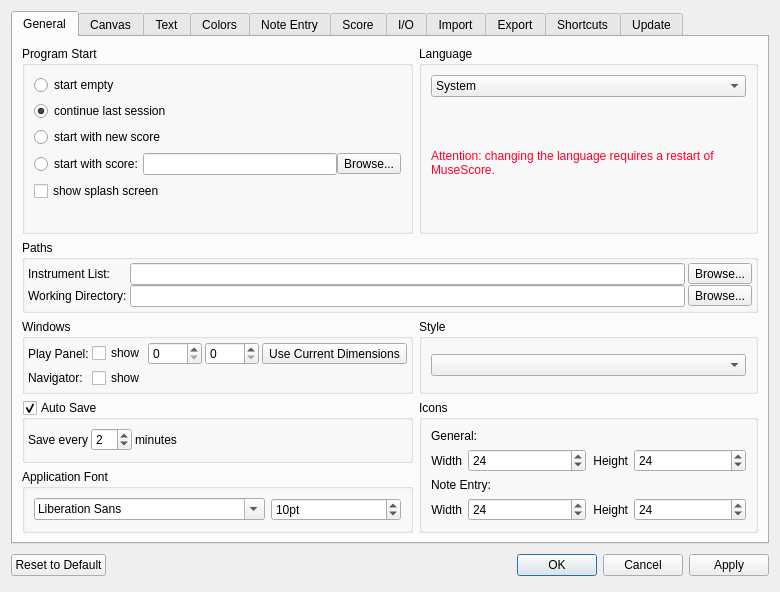
Above: mscore/mscore/prefsdialog.ui from musescore/musescore-old before the change. Below: the same form after it.
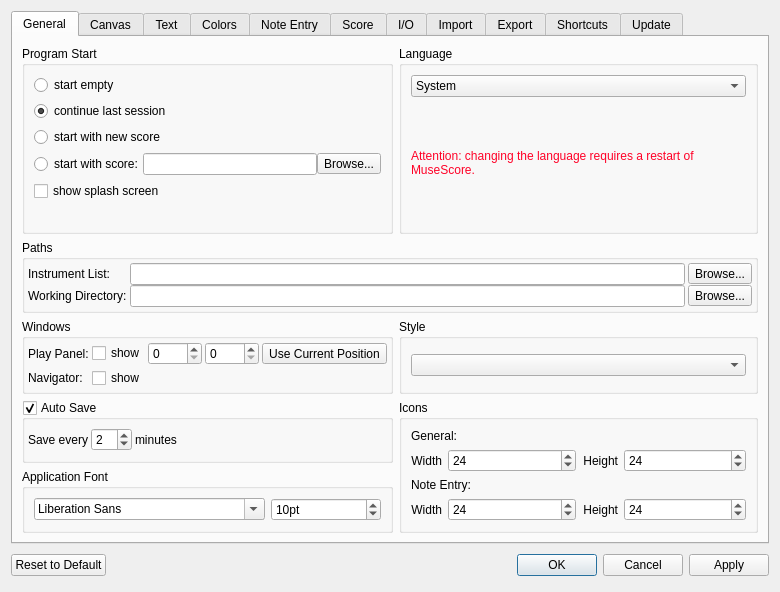
That is the form after the change. Icons and pictures are not drawn. Custom widgets are drawn as their Qt base class.

Commit message: honor play panel position

What changed in the file:
```diff
--- a/mscore/mscore/prefsdialog.ui
+++ b/mscore/mscore/prefsdialog.ui
@@ -383,7 +383,7 @@
           <item row="0" column="4">
            <widget class="QToolButton" name="playPanelCur">
             <property name="text">
-             <string>Use Current Dimensions</string>
+             <string>Use Current Position</string>
             </property>
            </widget>
           </item>
```
The commit also changes 1 other file.
